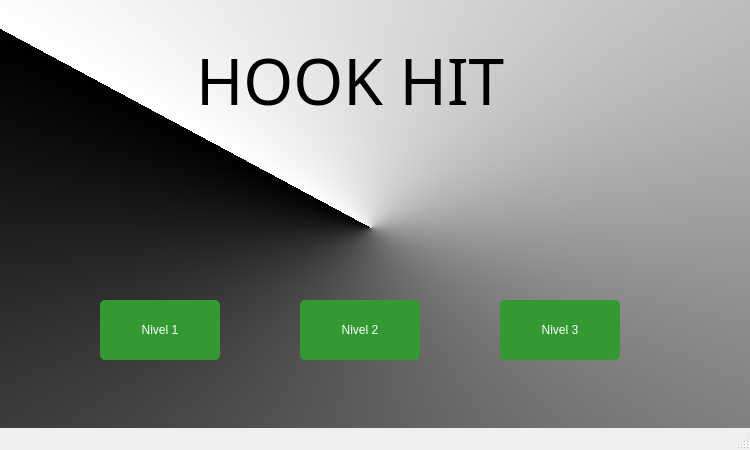
Qt form partidas.ui (javierjose1224/Proyecto_final) before a commit.
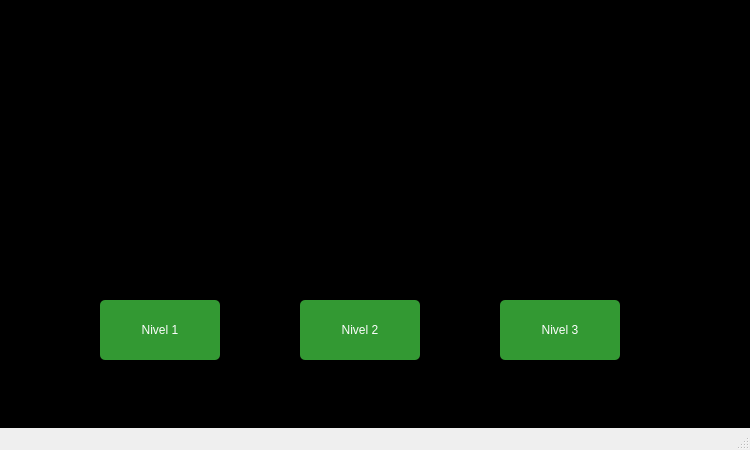
The same form after that commit. Icons and pictures are not drawn.

What changed in the file:
```diff
--- a/partidas.ui
+++ b/partidas.ui
@@ -80,36 +80,6 @@
      <string>Nivel 3</string>
     </property>
    </widget>
-   <widget class="QLabel" name="label_4">
-    <property name="geometry">
-     <rect>
-      <x>150</x>
-      <y>20</y>
-      <width>451</width>
-      <height>121</height>
-     </rect>
-    </property>
-    <property name="font">
-     <font>
-      <family>Segoe Script</family>
-      <pointsize>26</pointsize>
-      <weight>9</weight>
-      <italic>false</italic>
-      <bold>false</bold>
-     </font>
-    </property>
-    <property name="styleSheet">
-     <string notr="true">text-align: center;
-color: #000000;
-margin: 0 auto;
-font-size: 35px;
-font-family: 'Droid Sans';
-font: 75 26pt &quot;Segoe Script&quot;;</string>
-    </property>
-    <property name="text">
-     <string>&lt;html&gt;&lt;head/&gt;&lt;body&gt;&lt;p&gt;&lt;span style=&quot; font-size:48pt;&quot;&gt;HOOK HIT&lt;/span&gt;&lt;/p&gt;&lt;/body&gt;&lt;/html&gt;</string>
-    </property>
-   </widget>
    <widget class="QLabel" name="x_1">
     <property name="enabled">
      <bool>true</bool>
@@ -148,23 +118,7 @@
      <string/>
     </property>
    </widget>
-   <widget class="QLabel" name="label">
-    <property name="geometry">
-     <rect>
-      <x>230</x>
-      <y>120</y>
-      <width>301</width>
-      <height>181</height>
-     </rect>
-    </property>
-    <property name="styleSheet">
-     <string notr="true">image: url(:/Imagenes/logo_hook_hit.png);</string>
-    </property>
-    <property name="text">
-     <string/>
-    </property>
-   </widget>
-   <widget class="QLabel" name="label_2">
+   <widget class="QFrame" name="frame">
     <property name="geometry">
      <rect>
       <x>0</x>
@@ -174,11 +128,39 @@
      </rect>
     </property>
     <property name="styleSheet">
-     <string notr="true">background-color: qconicalgradient(cx:0.494318, cy:0.506, angle:138, stop:0 rgba(0, 0, 0, 255), stop:1 rgba(255, 255, 255, 255));</string>
+     <string notr="true">background-color: rgb(0, 0, 0);</string>
     </property>
-    <property name="text">
-     <string/>
+    <property name="frameShape">
+     <enum>QFrame::StyledPanel</enum>
     </property>
+    <property name="frameShadow">
+     <enum>QFrame::Raised</enum>
+    </property>
+    <widget class="QLabel" name="label_4">
+     <property name="geometry">
+      <rect>
+       <x>140</x>
+       <y>110</y>
+       <width>451</width>
+       <height>121</height>
+      </rect>
+     </property>
+     <property name="font">
+      <font>
+       <family>Segoe Script</family>
+       <pointsize>26</pointsize>
+       <weight>50</weight>
+       <italic>false</italic>
+       <bold>false</bold>
+      </font>
+     </property>
+     <property name="styleSheet">
+      <string notr="true">border-image: url(:/Imagenes/Titulo);</string>
+     </property>
+     <property name="text">
+      <string>&lt;html&gt;&lt;head/&gt;&lt;body&gt;&lt;p&gt;&lt;br/&gt;&lt;/p&gt;&lt;/body&gt;&lt;/html&gt;</string>
+     </property>
+    </widget>
    </widget>
    <zorder>label_2</zorder>
    <zorder>pushButton</zorder>
```
Left out of the diff: 4 changed lines with no effect on the pictures.
